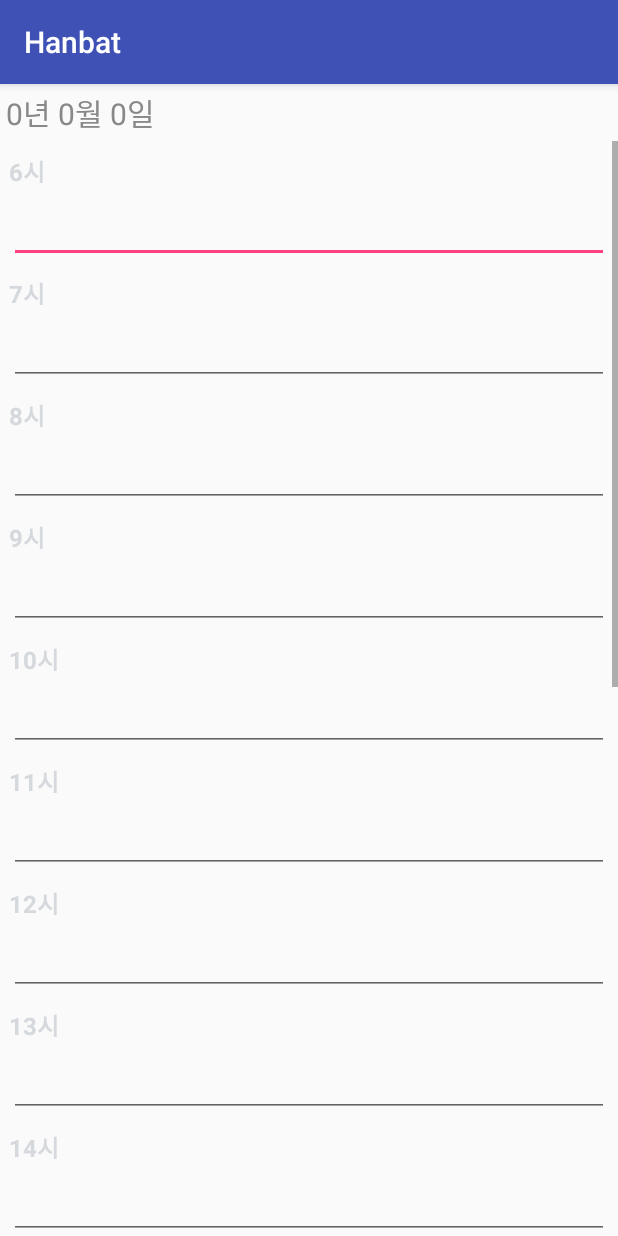
After one commit to faridpark12/spring-walk, an Android app: the ScheduleActivity screen opened directly, with no data from a screen before it, on a phone screen of 412 x 824 dp. The commit adds this screen. Run offline under Robolectric (Android 15) with nearby library versions, the phone set to English and light mode, and no system bars.

Commit message:
일정 완료

```diff
--- a/app/src/main/AndroidManifest.xml
+++ b/app/src/main/AndroidManifest.xml
@@ -25,6 +25,12 @@
 
         <activity android:name=".NotificationActivity">
         </activity>
+
+        <activity android:name=".calendar.ScheduleActivity">
+        </activity>
+
+        <activity android:name=".navermap.FragmentActivity">
+        </activity>
     </application>
 
 </manifest>
--- a/app/src/main/java/pumpkin/kr/hanbat/calendar/OneDayView.java
+++ b/app/src/main/java/pumpkin/kr/hanbat/calendar/OneDayView.java
@@ -132,7 +132,7 @@ public class OneDayView extends RelativeLayout {
      * Updates UI upon the value object.
      */
     public void refresh() {
-        Utils.Log("refresh -- ");
+        //Utils.Log("refresh -- ");
 
         dayTv.setText(String.valueOf(one.get(Calendar.DAY_OF_MONTH)));
         msgTv.setText((one.getMessage()==null)?"":one.getMessage());
--- /dev/null
+++ b/app/src/main/java/pumpkin/kr/hanbat/calendar/ScheduleActivity.java
@@ -0,0 +1,103 @@
+package pumpkin.kr.hanbat.calendar;
+
+import android.content.Intent;
+import android.os.Bundle;
+import android.support.v7.app.AppCompatActivity;
+import android.widget.EditText;
+import android.widget.TextView;
+
+import pumpkin.kr.hanbat.R;
+import pumpkin.kr.hanbat.db.ScheduleDao;
+import pumpkin.kr.hanbat.db.ScheduleVo;
+
+/**
+ * Created by farid on 2016-05-03.
+ */
+public class ScheduleActivity extends AppCompatActivity {
+    private int mYear, mMonth, mDay;
+    private EditText[] mEdtText;
+    private ScheduleDao mDao;
+    private ScheduleVo[] mVo;
+
+    @Override
+    protected void onCreate(Bundle savedInstanceState) {
+        super.onCreate(savedInstanceState);
+        setContentView(R.layout.activity_schedule);
+
+        Intent intent = getIntent();
+        mYear = intent.getIntExtra("YEAR", 0);
+        mMonth = intent.getIntExtra("MONTH", 0);
+        mDay = intent.getIntExtra("DAY", 0);
+
+        ((TextView)findViewById(R.id.tv_today)).setText(mYear + "년 " + mMonth + "월 " + mDay + "일");
+
+        mEdtText = new EditText[18];
+        mEdtText[0] = (EditText)findViewById(R.id.edt_schedule06);
+        mEdtText[1] = (EditText)findViewById(R.id.edt_schedule07);
+        mEdtText[2] = (EditText)findViewById(R.id.edt_schedule08);
+        mEdtText[3] = (EditText)findViewById(R.id.edt_schedule09);
+        mEdtText[4] = (EditText)findViewById(R.id.edt_schedule10);
+        mEdtText[5] = (EditText)findViewById(R.id.edt_schedule11);
+        mEdtText[6] = (EditText)findViewById(R.id.edt_schedule12);
+        mEdtText[7] = (EditText)findViewById(R.id.edt_schedule13);
+        mEdtText[8] = (EditText)findViewById(R.id.edt_schedule14);
+        mEdtText[9] = (EditText)findViewById(R.id.edt_schedule15);
+        mEdtText[10] = (EditText)findViewById(R.id.edt_schedule16);
+        mEdtText[11] = (EditText)findViewById(R.id.edt_schedule17);
+        mEdtText[12] = (EditText)findViewById(R.id.edt_schedule18);
+        mEdtText[13] = (EditText)findViewById(R.id.edt_schedule19);
+        mEdtText[14] = (EditText)findViewById(R.id.edt_schedule20);
+        mEdtText[15] = (EditText)findViewById(R.id.edt_schedule21);
+        mEdtText[16] = (EditText)findViewById(R.id.edt_schedule22);
+        mEdtText[17] = (EditText)findViewById(R.id.edt_schedule23);
+
+        mDao = new ScheduleDao(getApplicationContext());
+        mVo = mDao.retrieve(mYear, mMonth, mDay);
+
+        if(mVo != null) {
+            int size = mVo.length;
+            for(int i=0; i<size; i++) {
+                switch(mVo[i].HOUR) {
+                    case 6: mEdtText[0].setText(mVo[i].EVENT); break;
+                    case 7: mEdtText[1].setText(mVo[i].EVENT); break;
+                    case 8: mEdtText[2].setText(mVo[i].EVENT); break;
+                    case 9: mEdtText[3].setText(mVo[i].EVENT); break;
+                    case 10: mEdtText[4].setText(mVo[i].EVENT); break;
+                    case 11: mEdtText[5].setText(mVo[i].EVENT); break;
+                    case 12: mEdtText[6].setText(mVo[i].EVENT); break;
+                    case 13: mEdtText[7].setText(mVo[i].EVENT); break;
+                    case 14: mEdtText[8].setText(mVo[i].EVENT); break;
+                    case 15: mEdtText[9].setText(mVo[i].EVENT); break;
+                    case 16: mEdtText[10].setText(mVo[i].EVENT); break;
+                    case 17: mEdtText[11].setText(mVo[i].EVENT); break;
+                    case 18: mEdtText[12].setText(mVo[i].EVENT); break;
+                    case 19: mEdtText[13].setText(mVo[i].EVENT); break;
+                    case 20: mEdtText[14].setText(mVo[i].EVENT); break;
+                    case 21: mEdtText[15].setText(mVo[i].EVENT); break;
+                    case 22: mEdtText[16].setText(mVo[i].EVENT); break;
+                    case 23: mEdtText[17].setText(mVo[i].EVENT); break;
+                }
+            }
+        }
+    }
+
+
+    @Override
+    public void onBackPressed() {
+        for(int i=0; i<18; i++) {
+            String event = mEdtText[i].getText().toString();
+            if(event != null && event.trim().length() > 0) {
+                ScheduleVo vo = new ScheduleVo();
+                vo.YEAR = mYear;
+                vo.MONTH = mMonth;
+                vo.DAY = mDay;
+                vo.HOUR = i + 6;
+                vo.EVENT = mEdtText[i].getText().toString();
+                mDao.delete(vo);
+                mDao.insert(vo);
+            }
+        }
+
+        finish();
+    }
+}
--- /dev/null
+++ b/app/src/main/res/layout/activity_schedule.xml
@@ -0,0 +1,187 @@
+<?xml version="1.0" encoding="utf-8"?>
+<LinearLayout xmlns:android="http://schemas.android.com/apk/res/android"
+    android:orientation="vertical"
+    android:layout_width="match_parent"
+    android:layout_height="match_parent">
+
+    <TextView
+        android:id="@+id/tv_today"
+        android:layout_width="match_parent"
+        android:layout_height="wrap_content"
+        android:layout_margin="4dp"
+        android:textSize="20sp"
+        android:textColor="#888888" />
+
+    <ScrollView
+        android:layout_width="match_parent"
+        android:layout_height="match_parent">
+        <LinearLayout
+            android:layout_width="match_parent"
+            android:layout_height="match_parent"
+            android:orientation="vertical">
+
+            <TextView
+                style="@style/schedule_hour"
+                android:text="@string/h6" />
+            <View
+                style="@style/schedule_line" />
+            <EditText android:id="@+id/edt_schedule06"
+                style="@style/schedule_edit" />
+
+
+            <TextView
+                style="@style/schedule_hour"
+                android:text="@string/h7" />
+            <View
+                style="@style/schedule_line" />
+            <EditText android:id="@+id/edt_schedule07"
+                style="@style/schedule_edit" />
+
+
+            <TextView
+                android:layout_width="match_parent"
+                style="@style/schedule_hour"
+                android:text="@string/h8" />
+            <View
+                style="@style/schedule_line" />
+            <EditText android:id="@+id/edt_schedule08"
+                style="@style/schedule_edit" />
+
+
+            <TextView
+                style="@style/schedule_hour"
+                android:text="@string/h9" />
+            <View
+                style="@style/schedule_line" />
+            <EditText android:id="@+id/edt_schedule09"
+                style="@style/schedule_edit" />
+
+
+            <TextView
+                style="@style/schedule_hour"
+                android:text="@string/h10" />
+            <View
+                style="@style/schedule_line" />
+            <EditText android:id="@+id/edt_schedule10"
+                style="@style/schedule_edit" />
+
+
+            <TextView
+                style="@style/schedule_hour"
+                android:text="@string/h11" />
+            <View
+                style="@style/schedule_line" />
+            <EditText android:id="@+id/edt_schedule11"
+                style="@style/schedule_edit" />
+
+
+            <TextView
+                style="@style/schedule_hour"
+                android:text="@string/h12" />
+            <View
+                style="@style/schedule_line" />
+            <EditText android:id="@+id/edt_schedule12"
+                style="@style/schedule_edit" />
+
+
+            <TextView
+                style="@style/schedule_hour"
+                android:text="@string/h13" />
+            <View
+                style="@style/schedule_line" />
+            <EditText android:id="@+id/edt_schedule13"
+                style="@style/schedule_edit" />
+
+
+            <TextView
+                style="@style/schedule_hour"
+                android:text="@string/h14" />
+            <View
+                style="@style/schedule_line" />
+            <EditText android:id="@+id/edt_schedule14"
+                style="@style/schedule_edit" />
+
+
+            <TextView
+                style="@style/schedule_hour"
+                android:text="@string/h15" />
+            <View
+                style="@style/schedule_line" />
+            <EditText android:id="@+id/edt_schedule15"
+                style="@style/schedule_edit" />
+
+            <TextView
+                style="@style/schedule_hour"
+                android:text="@string/h16" />
+            <View
+                style="@style/schedule_line" />
+            <EditText android:id="@+id/edt_schedule16"
+                style="@style/schedule_edit" />
+
+
+            <TextView
+                style="@style/schedule_hour"
+                android:text="@string/h17" />
+            <View
+                style="@style/schedule_line" />
+            <EditText android:id="@+id/edt_schedule17"
+                style="@style/schedule_edit" />
+
+
+            <TextView
+                style="@style/schedule_hour"
+                android:text="@string/h18" />
+            <View
+                style="@style/schedule_line"/>
+            <EditText android:id="@+id/edt_schedule18"
+                style="@style/schedule_edit" />
+
+
+            <TextView
+                style="@style/schedule_hour"
+                android:text="@string/h19" />
+            <View
+                style="@style/schedule_line" />
+            <EditText android:id="@+id/edt_schedule19"
+                style="@style/schedule_edit" />
+
+
+            <TextView
+                style="@style/schedule_hour"
+                android:text="@string/h20" />
+            <View
+                style="@style/schedule_line" />
+            <EditText android:id="@+id/edt_schedule20"
+                style="@style/schedule_edit" />
+
+
+            <TextView
+                style="@style/schedule_hour"
+                android:text="@string/h21" />
+            <View
+                style="@style/schedule_line" />
+            <EditText android:id="@+id/edt_schedule21"
+                style="@style/schedule_edit" />
+
+
+            <TextView
+                style="@style/schedule_hour"
+                android:text="@string/h22" />
+            <View
+                style="@style/schedule_line" />
+            <EditText android:id="@+id/edt_schedule22"
+                style="@style/schedule_edit" />
+
+
+            <TextView
+                style="@style/schedule_hour"
+                android:text="@string/h23" />
+            <View
+                style="@style/schedule_line" />
+            <EditText android:id="@+id/edt_schedule23"
+                style="@style/schedule_edit" />
+
+        </LinearLayout>
+    </ScrollView>
+
+</LinearLayout>
--- a/app/src/main/res/values/strings.xml
+++ b/app/src/main/res/values/strings.xml
@@ -25,4 +25,25 @@
     <string name="sat">토</string>
     <string name="sun">일</string>
 
+    <string name="h6">6시</string>
+    <string name="h7">7시</string>
+    <string name="h8">8시</string>
+    <string name="h9">9시</string>
+    <string name="h10">10시</string>
+    <string name="h11">11시</string>
+    <string name="h12">12시</string>
+    <string name="h13">13시</string>
+    <string name="h14">14시</string>
+    <string name="h15">15시</string>
+    <string name="h16">16시</string>
+    <string name="h17">17시</string>
+    <string name="h18">18시</string>
+    <string name="h19">19시</string>
+    <string name="h20">20시</string>
+    <string name="h21">21시</string>
+    <string name="h22">22시</string>
+    <string name="h23">23시</string>
+
+    <string name="add">추가</string>
+
 </resources>
--- a/app/src/main/res/values/styles.xml
+++ b/app/src/main/res/values/styles.xml
@@ -8,4 +8,31 @@
         <item name="colorAccent">@color/colorAccent</item>
     </style>
 
+    <style name="schedule_hour">
+        <item name="android:layout_width">match_parent</item>
+        <item name="android:layout_height">wrap_content</item>
+        <item name="android:layout_marginTop">8dp</item>
+        <item name="android:layout_marginLeft">6dp</item>
+        <item name="android:layout_marginRight">6dp</item>
+        <item name="android:textSize">16sp</item>
+        <item name="android:textStyle">bold</item>
+        <item name="android:textColor">#D5D8DC</item>
+    </style>
+
+    <style name="schedule_line">
+        <item name="android:layout_width">match_parent</item>
+        <item name="android:layout_height">1dp</item>
+        <item name="android:layout_marginLeft">6dp</item>
+        <item name="android:layout_marginRight">6dp</item>
+        <item name="android:textColor">#D5D8DC</item>
+    </style>
+
+    <style name="schedule_edit">
+        <item name="android:layout_width">match_parent</item>
+        <item name="android:layout_height">48dp</item>
+        <item name="android:layout_marginLeft">6dp</item>
+        <item name="android:layout_marginRight">6dp</item>
+        <item name="android:textSize">16sp</item>
+    </style>
+
 </resources>
```
Also changed, not shown: app/src/main/java/pumpkin/kr/hanbat/calendar/OneMonthView.java (+8 -2 lines), app/src/main/java/pumpkin/kr/hanbat/db/ScheduleDao.java (+70 -2 lines), app/src/main/java/pumpkin/kr/hanbat/db/ScheduleVo.java (added, +13 -0 lines).
